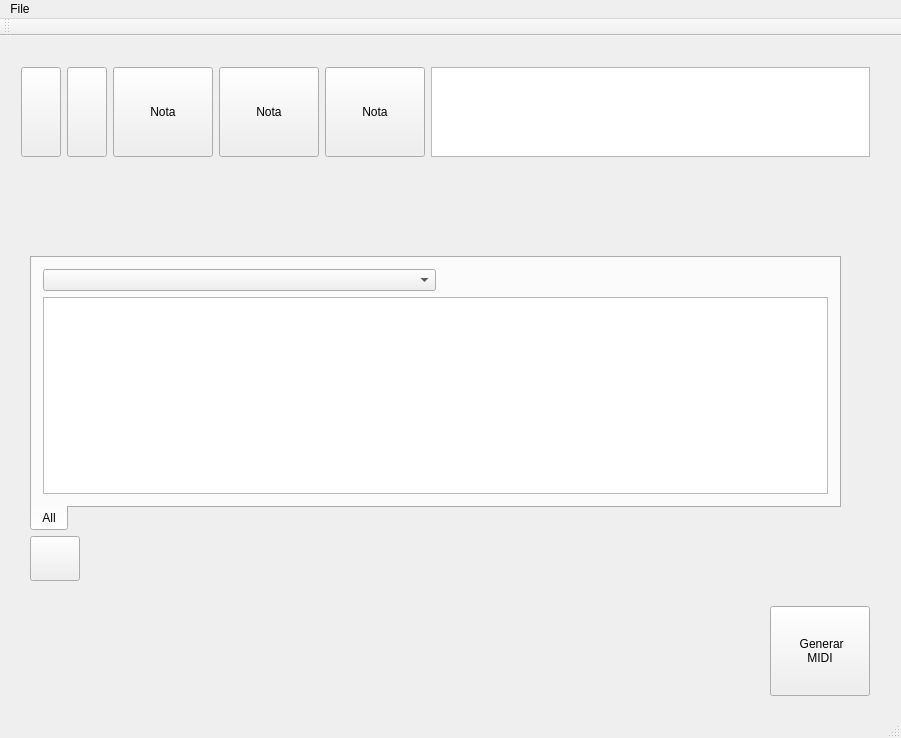
Above: ui/qjmidi.ui from JuanjoMrt/Jmidi before the change. Below: the same form after it.
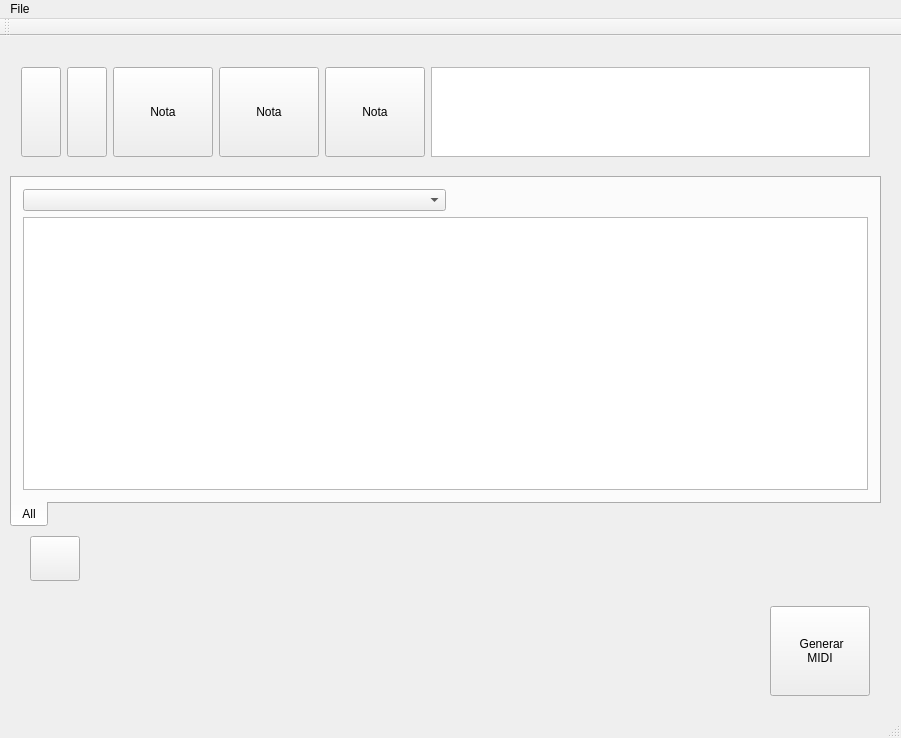
That is the form after the change. Icons and pictures are not drawn.

```diff
--- a/ui/qjmidi.ui
+++ b/ui/qjmidi.ui
@@ -34,10 +34,10 @@
     </property>
     <property name="geometry">
      <rect>
-      <x>30</x>
-      <y>220</y>
-      <width>811</width>
-      <height>275</height>
+      <x>10</x>
+      <y>140</y>
+      <width>871</width>
+      <height>351</height>
      </rect>
     </property>
     <property name="sizePolicy">
```
